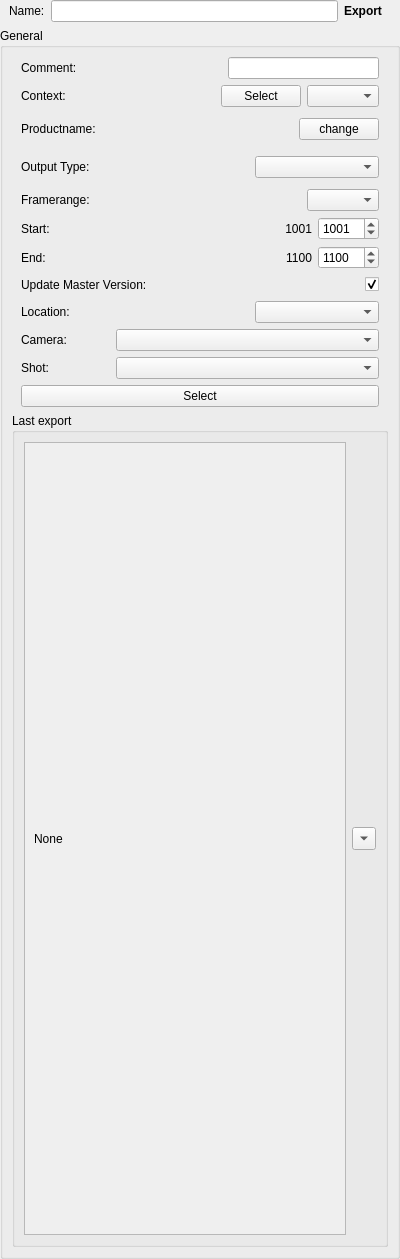
First picture: the form in SynthEyes/Scripts/StateManagerNodes/StateUserInterfaces/Synth_SceneExport.ui, repository AltaArts/SynthEyes_Integration--Prism-Plugin, before the edit.
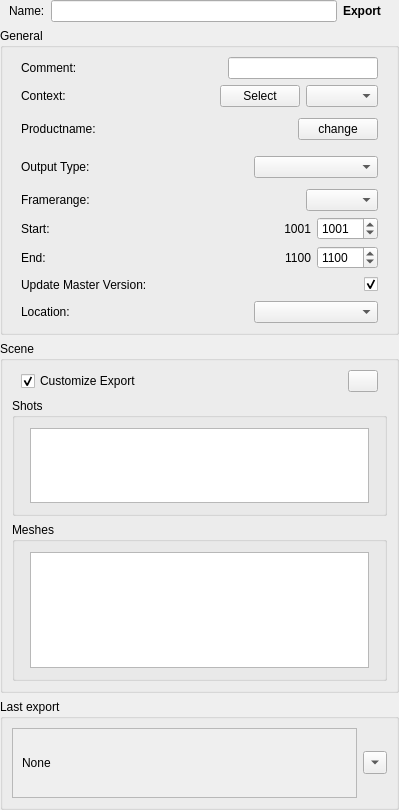
Second picture: the form after the edit.

Commit message: Add Export Override to SceneExport State #45

```diff
--- a/SynthEyes/Scripts/StateManagerNodes/StateUserInterfaces/Synth_SceneExport.ui
+++ b/SynthEyes/Scripts/StateManagerNodes/StateUserInterfaces/Synth_SceneExport.ui
@@ -2,12 +2,15 @@
 <ui version="4.0">
  <class>wg_Synth_SceneExport</class>
  <widget class="QWidget" name="wg_Synth_SceneExport">
+  <property name="enabled">
+   <bool>true</bool>
+  </property>
   <property name="geometry">
    <rect>
     <x>0</x>
     <y>0</y>
-    <width>400</width>
-    <height>1259</height>
+    <width>399</width>
+    <height>810</height>
    </rect>
   </property>
   <property name="windowTitle">
@@ -557,118 +560,147 @@
         </layout>
        </widget>
       </item>
+     </layout>
+    </widget>
+   </item>
       <item>
-       <widget class="QWidget" name="w_cam" native="true">
-        <layout class="QHBoxLayout" name="horizontalLayout_3">
-         <property name="spacing">
-          <number>0</number>
-         </property>
+    <widget class="QGroupBox" name="gb_ExportList">
+     <property name="title">
+      <string>Scene</string>
+     </property>
+     <property name="checkable">
+      <bool>false</bool>
+     </property>
+     <layout class="QVBoxLayout" name="lo_exportList">
          <property name="leftMargin">
           <number>9</number>
          </property>
          <property name="topMargin">
-          <number>0</number>
+       <number>9</number>
          </property>
          <property name="rightMargin">
           <number>9</number>
          </property>
          <property name="bottomMargin">
-          <number>0</number>
+       <number>9</number>
          </property>
          <item>
-          <widget class="QLabel" name="l_cam">
-           <property name="minimumSize">
+       <layout class="QHBoxLayout" name="lo_exportAll">
+        <property name="leftMargin">
+         <number>9</number>
+        </property>
+        <property name="rightMargin">
+         <number>9</number>
+        </property>
+        <item>
+         <widget class="QCheckBox" name="chb_customExport">
+          <property name="text">
+           <string>Customize Export</string>
+          </property>
+          <property name="checked">
+           <bool>true</bool>
+          </property>
+         </widget>
+        </item>
+        <item>
+         <spacer name="horizontalSpacer_4">
+          <property name="orientation">
+           <enum>Qt::Orientation::Horizontal</enum>
+          </property>
+          <property name="sizeHint" stdset="0">
             <size>
              <width>40</width>
+            <height>20</height>
+           </size>
+          </property>
+         </spacer>
+        </item>
+        <item>
+         <widget class="QPushButton" name="b_refreshExports">
+          <property name="sizePolicy">
+           <sizepolicy hsizetype="Fixed" vsizetype="Fixed">
+            <horstretch>0</horstretch>
+            <verstretch>0</verstretch>
+           </sizepolicy>
+          </property>
+          <property name="minimumSize">
+           <size>
+            <width>30</width>
              <height>0</height>
             </size>
            </property>
            <property name="maximumSize">
             <size>
-             <width>95</width>
+            <width>30</width>
              <height>16777215</height>
             </size>
            </property>
            <property name="text">
-            <string>Camera:</string>
+           <string/>
            </property>
           </widget>
          </item>
-         <item>
-          <widget class="QComboBox" name="cb_cam"/>
-         </item>
-        </layout>
-       </widget>
+       </layout>
       </item>
       <item>
-       <widget class="QWidget" name="w_sCamShot" native="true">
-        <layout class="QHBoxLayout" name="horizontalLayout_7">
-         <property name="spacing">
-          <number>0</number>
-         </property>
+       <widget class="QGroupBox" name="gb_shotList">
+        <property name="title">
+         <string>Shots</string>
+        </property>
+        <layout class="QVBoxLayout" name="lo_shotList">
          <property name="leftMargin">
-          <number>9</number>
+          <number>15</number>
          </property>
          <property name="topMargin">
-          <number>0</number>
+          <number>10</number>
          </property>
          <property name="rightMargin">
-          <number>9</number>
+          <number>15</number>
          </property>
          <property name="bottomMargin">
-          <number>0</number>
+          <number>10</number>
          </property>
          <item>
-          <widget class="QLabel" name="l_sCamShot">
+          <widget class="QListWidget" name="lw_shots">
            <property name="minimumSize">
             <size>
-             <width>40</width>
-             <height>0</height>
+             <width>0</width>
+             <height>75</height>
             </size>
            </property>
            <property name="maximumSize">
             <size>
-             <width>95</width>
-             <height>16777215</height>
+             <width>16777215</width>
+             <height>75</height>
             </size>
            </property>
-           <property name="text">
-            <string>Shot:</string>
-           </property>
           </widget>
          </item>
-         <item>
-          <widget class="QComboBox" name="cb_sCamShot"/>
-         </item>
         </layout>
        </widget>
       </item>
       <item>
-       <widget class="QWidget" name="w_selectCam" native="true">
-        <layout class="QHBoxLayout" name="horizontalLayout_2">
-         <property name="spacing">
-          <number>0</number>
-         </property>
+       <widget class="QGroupBox" name="gb_meshList">
+        <property name="title">
+         <string>Meshes</string>
+        </property>
+        <layout class="QVBoxLayout" name="lo_meshList">
          <property name="leftMargin">
-          <number>9</number>
+          <number>15</number>
          </property>
          <property name="topMargin">
-          <number>0</number>
+          <number>10</number>
          </property>
          <property name="rightMargin">
-          <number>9</number>
+          <number>15</number>
          </property>
          <property name="bottomMargin">
-          <number>0</number>
+          <number>10</number>
          </property>
          <item>
-          <widget class="QPushButton" name="b_selectCam">
-           <property name="focusPolicy">
-            <enum>Qt::FocusPolicy::NoFocus</enum>
-           </property>
-           <property name="text">
-            <string>Select</string>
-           </property>
+          <widget class="QListWidget" name="lw_meshes"/>
+         </item>
+        </layout>
           </widget>
          </item>
         </layout>
@@ -702,8 +734,8 @@
              <rect>
               <x>0</x>
               <y>0</y>
-              <width>329</width>
-              <height>797</height>
+           <width>348</width>
+           <height>69</height>
              </rect>
             </property>
             <layout class="QHBoxLayout" name="horizontalLayout_12">
@@ -734,8 +766,18 @@
         </layout>
        </widget>
       </item>
-     </layout>
-    </widget>
+   <item>
+    <spacer name="verticalSpacer">
+     <property name="orientation">
+      <enum>Qt::Orientation::Vertical</enum>
+     </property>
+     <property name="sizeHint" stdset="0">
+      <size>
+       <width>20</width>
+       <height>40</height>
+      </size>
+     </property>
+    </spacer>
    </item>
   </layout>
  </widget>
```
Left out of the diff: 2 changed lines with no effect on the pictures. Lines whose indentation alone changed are shown as unchanged. The commit also changes 3 other files.
